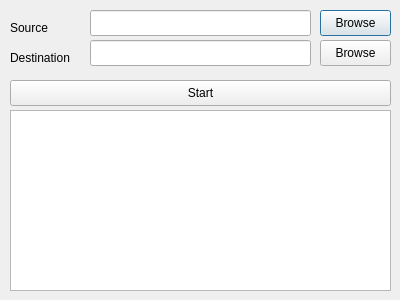
This is src/DictionaryFile/Format1ToFormat2/Format1ToFormat2Dialog.ui in karelklic/wikt as Qt 5 draws it before an edit. The edited form follows.
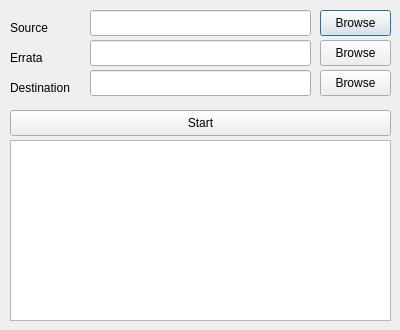
This is the edited form.

Commit message: Dictionary errata; added namespaces Rhymes, Index, Wikisaurus; added remaining allowed HTML tag support; improved license pages

The edit to the form file:
```diff
--- a/src/DictionaryFile/Format1ToFormat2/Format1ToFormat2Dialog.ui
+++ b/src/DictionaryFile/Format1ToFormat2/Format1ToFormat2Dialog.ui
@@ -7,19 +7,19 @@
     <x>0</x>
     <y>0</y>
     <width>400</width>
-    <height>300</height>
+    <height>330</height>
    </rect>
   </property>
   <property name="minimumSize">
    <size>
     <width>400</width>
-    <height>300</height>
+    <height>330</height>
    </size>
   </property>
   <property name="maximumSize">
    <size>
     <width>400</width>
-    <height>300</height>
+    <height>330</height>
    </size>
   </property>
   <property name="contextMenuPolicy">
@@ -68,7 +68,7 @@
    <property name="geometry">
     <rect>
      <x>320</x>
-     <y>40</y>
+     <y>70</y>
      <width>71</width>
      <height>26</height>
     </rect>
@@ -81,7 +81,7 @@
    <property name="geometry">
     <rect>
      <x>90</x>
-     <y>40</y>
+     <y>70</y>
      <width>221</width>
      <height>26</height>
     </rect>
@@ -91,7 +91,7 @@
    <property name="geometry">
     <rect>
      <x>10</x>
-     <y>50</y>
+     <y>80</y>
      <width>71</width>
      <height>16</height>
     </rect>
@@ -104,7 +104,7 @@
    <property name="geometry">
     <rect>
      <x>10</x>
-     <y>80</y>
+     <y>110</y>
      <width>381</width>
      <height>26</height>
     </rect>
@@ -117,7 +117,7 @@
    <property name="geometry">
     <rect>
      <x>10</x>
-     <y>110</y>
+     <y>140</y>
      <width>381</width>
      <height>181</height>
     </rect>
@@ -132,6 +132,42 @@
     <bool>false</bool>
    </property>
   </widget>
+  <widget class="QLineEdit" name="errataEdit">
+   <property name="geometry">
+    <rect>
+     <x>90</x>
+     <y>40</y>
+     <width>221</width>
+     <height>26</height>
+    </rect>
+   </property>
+  </widget>
+  <widget class="QPushButton" name="browseErrataButton">
+   <property name="geometry">
+    <rect>
+     <x>320</x>
+     <y>40</y>
+     <width>71</width>
+     <height>26</height>
+    </rect>
+   </property>
+   <property name="text">
+    <string>Browse</string>
+   </property>
+  </widget>
+  <widget class="QLabel" name="errataLabel">
+   <property name="geometry">
+    <rect>
+     <x>10</x>
+     <y>50</y>
+     <width>52</width>
+     <height>16</height>
+    </rect>
+   </property>
+   <property name="text">
+    <string>Errata</string>
+   </property>
+  </widget>
  </widget>
  <layoutdefault spacing="6" margin="11"/>
  <resources/>
```
Left out of the diff: 83 changed lines with no effect on the pictures. The commit also changes 16 other files.
